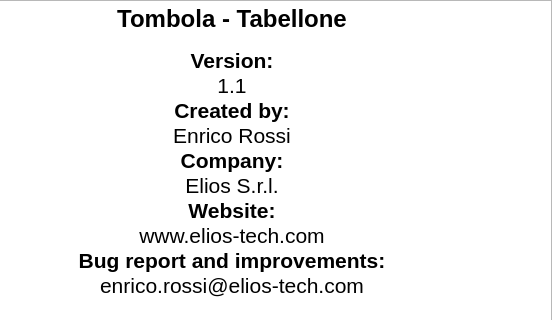
The window that TabellonePrj/TabellonePrj/credits.ui (elios-tech/Tombola) describes before a commit, drawn with Qt 5; both pictures show x 88 to 640 and y 0 to 320 of the 640 by 480 pixel window.
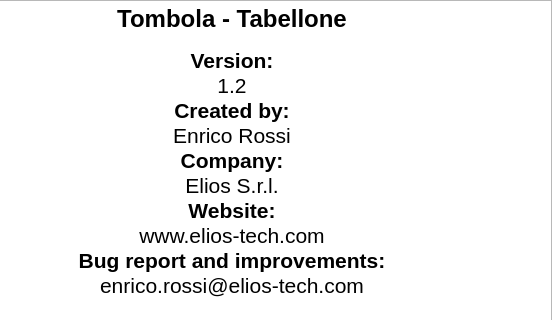
The same window after the commit. Icons and pictures are not drawn.

What changed in the file:
```diff
--- a/TabellonePrj/TabellonePrj/credits.ui
+++ b/TabellonePrj/TabellonePrj/credits.ui
@@ -52,7 +52,7 @@
 &lt;p align=&quot;center&quot; style=&quot; margin-top:0px; margin-bottom:0px; margin-left:0px; margin-right:0px; -qt-block-indent:0; text-indent:0px;&quot;&gt;&lt;span style=&quot; font-size:18pt; font-weight:600;&quot;&gt;Tombola - Tabellone&lt;/span&gt;&lt;/p&gt;
 &lt;p align=&quot;center&quot; style=&quot;-qt-paragraph-type:empty; margin-top:0px; margin-bottom:0px; margin-left:0px; margin-right:0px; -qt-block-indent:0; text-indent:0px; font-size:10pt; font-weight:600;&quot;&gt;&lt;br /&gt;&lt;/p&gt;
 &lt;p align=&quot;center&quot; style=&quot; margin-top:0px; margin-bottom:0px; margin-left:0px; margin-right:0px; -qt-block-indent:0; text-indent:0px;&quot;&gt;&lt;span style=&quot; font-size:16pt; font-weight:600;&quot;&gt;Version:&lt;/span&gt;&lt;/p&gt;
-&lt;p align=&quot;center&quot; style=&quot; margin-top:0px; margin-bottom:0px; margin-left:0px; margin-right:0px; -qt-block-indent:0; text-indent:0px;&quot;&gt;&lt;span style=&quot; font-size:16pt;&quot;&gt;1.1&lt;/span&gt;&lt;/p&gt;
+&lt;p align=&quot;center&quot; style=&quot; margin-top:0px; margin-bottom:0px; margin-left:0px; margin-right:0px; -qt-block-indent:0; text-indent:0px;&quot;&gt;&lt;span style=&quot; font-size:16pt;&quot;&gt;1.2&lt;/span&gt;&lt;/p&gt;
 &lt;p align=&quot;center&quot; style=&quot; margin-top:0px; margin-bottom:0px; margin-left:0px; margin-right:0px; -qt-block-indent:0; text-indent:0px;&quot;&gt;&lt;span style=&quot; font-size:16pt; font-weight:600;&quot;&gt;Created by:&lt;/span&gt;&lt;/p&gt;
 &lt;p align=&quot;center&quot; style=&quot; margin-top:0px; margin-bottom:0px; margin-left:0px; margin-right:0px; -qt-block-indent:0; text-indent:0px;&quot;&gt;&lt;span style=&quot; font-size:16pt;&quot;&gt;Enrico Rossi&lt;/span&gt;&lt;/p&gt;
 &lt;p align=&quot;center&quot; style=&quot; margin-top:0px; margin-bottom:0px; margin-left:0px; margin-right:0px; -qt-block-indent:0; text-indent:0px;&quot;&gt;&lt;span style=&quot; font-size:16pt; font-weight:600;&quot;&gt;Company:&lt;/span&gt;&lt;/p&gt;
```
